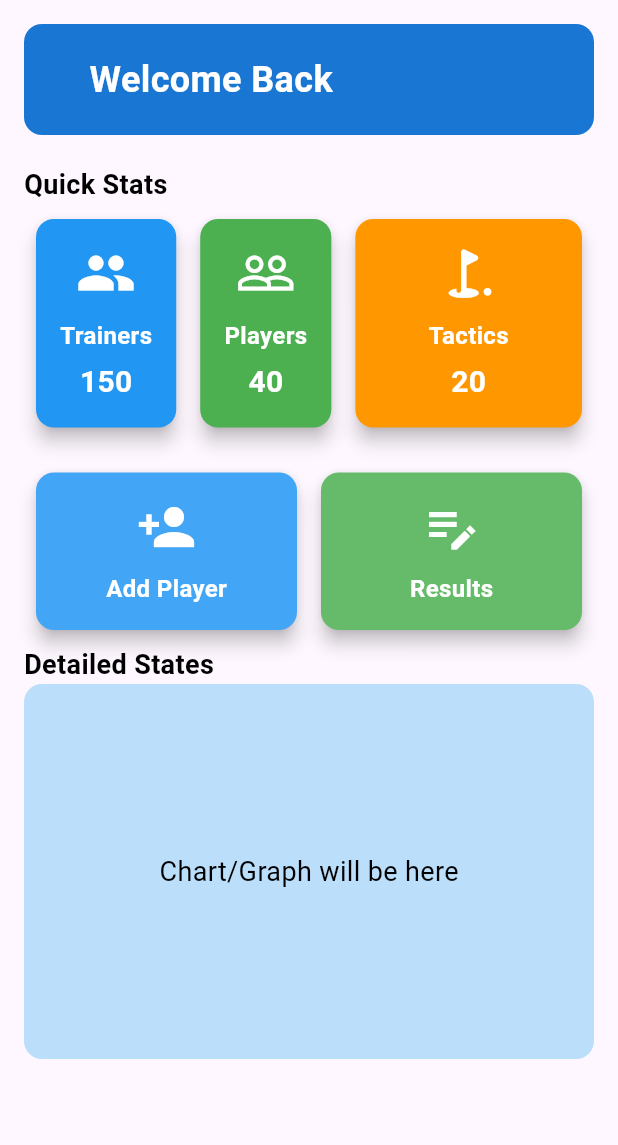
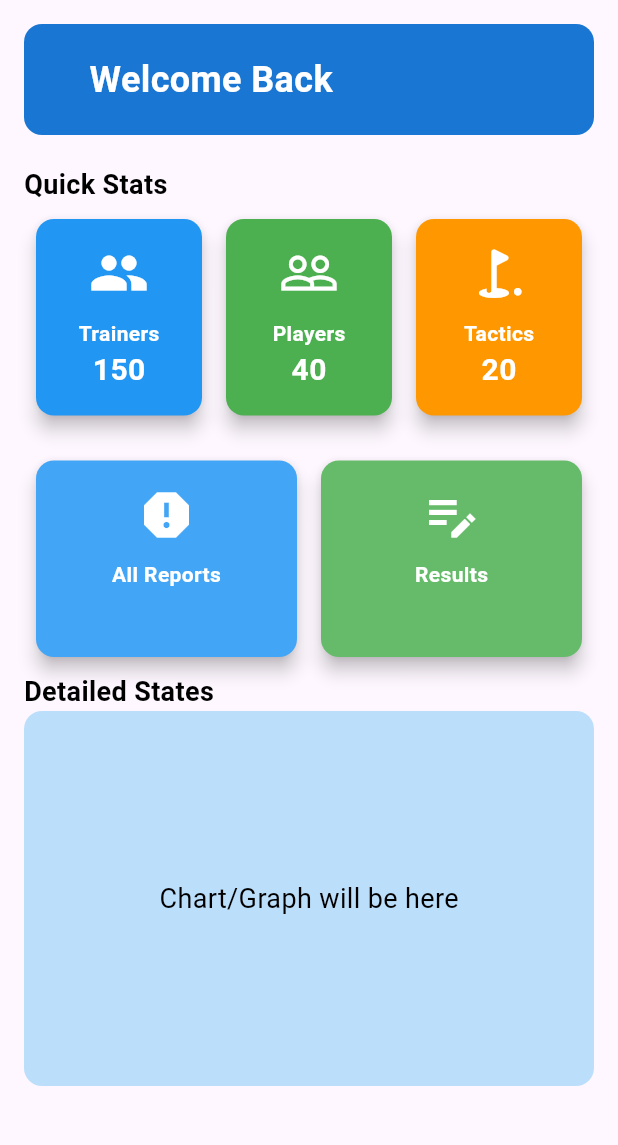
Before and after one commit to Farhadakbary/Madrasa-Futsal, a Flutter app: the screen it shows after launch, on a phone screen of 412 x 824 dp, the part 84-1229 px from its top. Run offline on Flutter 3.47's test engine with Material 3 defaults, Android fonts, the phone set to English and light mode, and no system bars; our stand-ins replace google_fonts, image_picker, sqflite; accounts and stored records are empty.

Commit message:
Adding more design and fixing errors

```diff
--- a/lib/database/helper.dart
+++ b/lib/database/helper.dart
@@ -1,4 +1,3 @@
-import 'dart:io';
 import 'package:futsal/database/player_modle.dart';
 import 'package:path/path.dart';
 import 'package:sqflite/sqflite.dart';
@@ -17,7 +16,7 @@ class DatabaseHelper {
 
     return await openDatabase(
       path,
-      version: 3, // افزایش نسخه دیتابیس
+      version: 3,
       onCreate: (db, version) {
         db.execute('''
           CREATE TABLE players (
--- a/lib/screens/dashboard.dart
+++ b/lib/screens/dashboard.dart
@@ -36,8 +36,7 @@ class DashboardScreen extends StatelessWidget {
                     children: [
                       const CircleAvatar(
                         radius: 45,
-                        backgroundImage:
-                            AssetImage('assets/image/logo.jfif'),
+                        backgroundImage: AssetImage('assets/image/logo.jfif'),
                         backgroundColor: Colors.white,
                       ),
                       const SizedBox(height: 10),
@@ -57,32 +56,25 @@ class DashboardScreen extends StatelessWidget {
                   context,
                   icon: Icons.backup,
                   title: 'Backup',
-                  onTap: () {
-                  },
+                  onTap: () {},
                 ),
                 _buildDrawerItem(
                   context,
                   icon: Icons.settings,
                   title: 'Settings',
-                  onTap: () {
-
-                  },
+                  onTap: () {},
                 ),
                 _buildDrawerItem(
                   context,
                   icon: Icons.info_outline,
                   title: 'About',
-                  onTap: () {
-
-                  },
+                  onTap: () {},
                 ),
               ],
             ),
           ],
         ),
       ),
-
-
       body: SingleChildScrollView(
         child: Padding(
           padding: const EdgeInsets.all(16.0),
@@ -126,40 +118,37 @@ class DashboardScreen extends StatelessWidget {
               Row(
                 mainAxisAlignment: MainAxisAlignment.spaceBetween,
                 children: [
-                  GestureDetector(
-                    onTap: () {
+                  ActionCard(
+                    title: 'Trainers',
+                    value: '150',
+                    icon: Icons.people,
+                    color: Colors.blue.shade500,
+                    onPressed: () {
                       Navigator.push(
                           context,
                           MaterialPageRoute(
                               builder: (context) => const PlayersListScreen()));
                     },
-                    child: DashboardCard(
-                      title: 'Trainers',
-                      value: '150',
-                      icon: Icons.people,
-                      color: Colors.blue.shade500,
-                    ),
                   ),
-                  GestureDetector(
-                    onTap: () {
+                  ActionCard(
+                    title: 'Players',
+                    value: '40',
+                    icon: Icons.people_outline,
+                    color: Colors.green.shade500,
+                    onPressed: () {
                       Navigator.push(
                           context,
                           MaterialPageRoute(
                               builder: (context) =>
                                   const MainTeamPlayersListScreen()));
                     },
-                    child: DashboardCard(
-                      title: 'Players',
-                      value: '40',
-                      icon: Icons.people_outline,
-                      color: Colors.green.shade500,
-                    ),
                   ),
-                  DashboardCard(
+                  ActionCard(
                     title: 'Tactics',
                     value: '20',
                     icon: Icons.golf_course_rounded,
                     color: Colors.orange.shade500,
+                    onPressed: (){},
                   ),
                 ],
               ),
@@ -168,15 +157,17 @@ class DashboardScreen extends StatelessWidget {
                 mainAxisAlignment: MainAxisAlignment.spaceBetween,
                 children: [
                   ActionCard(
-                    title: 'Add Player',
-                    icon: Icons.person_add,
+                    title: 'All Reports',
+                    icon: Icons.report,
                     color: Colors.blue.shade400,
                     onPressed: () {},
+                    value: '',
                   ),
                   ActionCard(
                     title: 'Results',
                     icon: Icons.edit_note_sharp,
                     color: Colors.green.shade400,
+                    value: '',
                     onPressed: () {
                       Navigator.push(
                           context,
@@ -218,73 +209,22 @@ class DashboardScreen extends StatelessWidget {
   }
 }
 
-class DashboardCard extends StatelessWidget {
-  final String title;
-  final String value;
-  final IconData icon;
-  final Color color;
-
-  const DashboardCard({
-    Key? key,
-    required this.title,
-    required this.value,
-    required this.icon,
-    required this.color,
-  }) : super(key: key);
-
-  @override
-  Widget build(BuildContext context) {
-    return Expanded(
-      child: Card(
-        elevation: 5,
-        margin: const EdgeInsets.symmetric(horizontal: 8),
-        shape: RoundedRectangleBorder(borderRadius: BorderRadius.circular(12)),
-        color: color,
-        child: Padding(
-          padding: const EdgeInsets.all(16.0),
-          child: Column(
-            mainAxisAlignment: MainAxisAlignment.center,
-            children: [
-              Icon(icon, color: Colors.white, size: 40),
-              const SizedBox(height: 10),
-              Text(
-                title,
-                style: GoogleFonts.roboto(
-                  fontSize: 16,
-                  fontWeight: FontWeight.bold,
-                  color: Colors.white,
-                ),
-              ),
-              const SizedBox(height: 5),
-              Text(
-                value,
-                style: GoogleFonts.roboto(
-                  fontSize: 20,
-                  fontWeight: FontWeight.w600,
-                  color: Colors.white,
-                ),
-              ),
-            ],
-          ),
-        ),
-      ),
-    );
-  }
-}
 
 class ActionCard extends StatelessWidget {
   final String title;
   final IconData icon;
   final Color color;
   final VoidCallback onPressed;
+  final String value;
 
-  const ActionCard({
-    Key? key,
-    required this.title,
-    required this.icon,
-    required this.color,
-    required this.onPressed,
-  }) : super(key: key);
+  const ActionCard(
+      {Key? key,
+      required this.title,
+      required this.icon,
+      required this.color,
+      required this.onPressed,
+      required this.value})
+      : super(key: key);
 
   @override
   Widget build(BuildContext context) {
@@ -307,11 +247,19 @@ class ActionCard extends StatelessWidget {
                 Text(
                   title,
                   style: GoogleFonts.roboto(
-                    fontSize: 16,
+                    fontSize: 14,
                     fontWeight: FontWeight.bold,
                     color: Colors.white,
                   ),
                 ),
+                Text(
+                  value,
+                  style: GoogleFonts.roboto(
+                    fontSize: 20,
+                    fontWeight: FontWeight.bold,
+                    color: Colors.white,
+                  ),
+                )
               ],
             ),
           ),
```
Also changed, not shown: lib/screens/trianing_player_screen.dart (+0 -7 lines).
